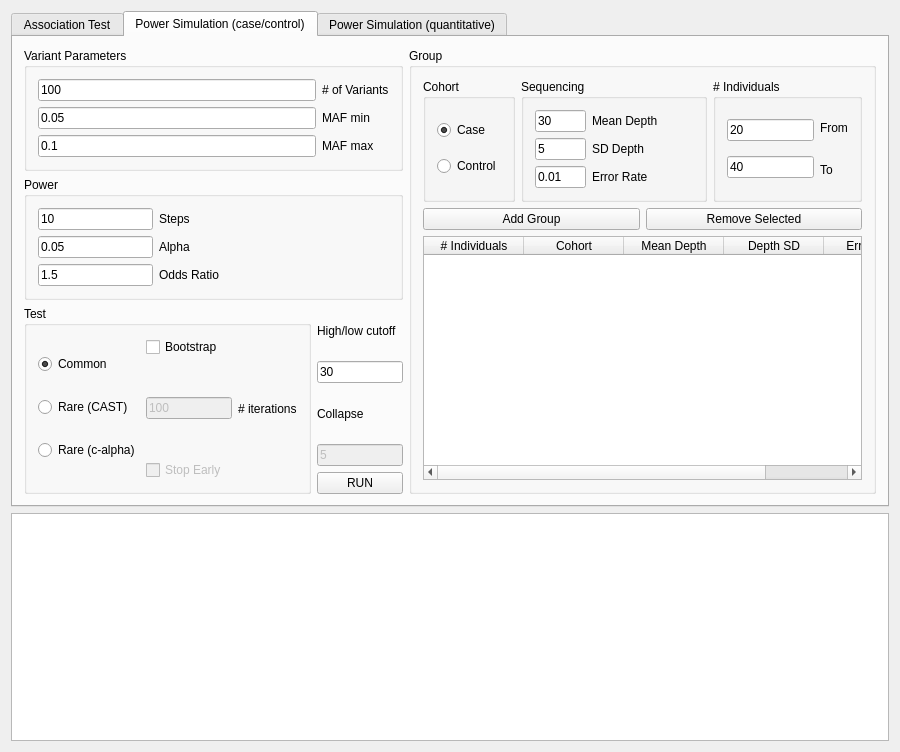
Qt form gui/ui/mainwindow.ui (ScottMastro/VikNGS) before a commit.
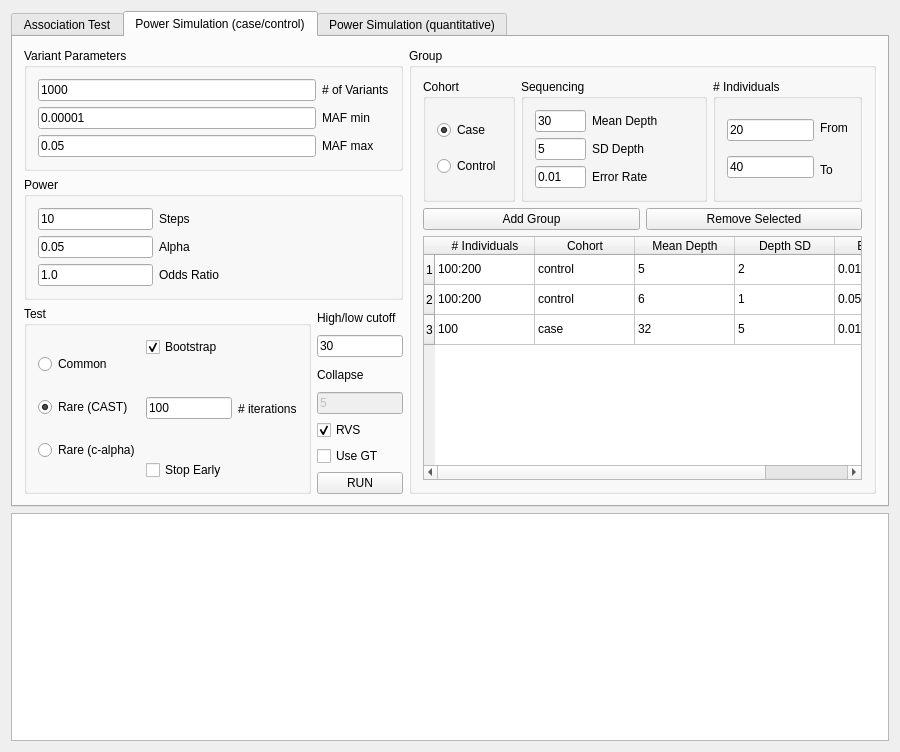
The same form after that commit. The open tabs and pages were chosen to show the change.

What changed in the file:
```diff
--- a/gui/ui/mainwindow.ui
+++ b/gui/ui/mainwindow.ui
@@ -567,7 +567,7 @@
                  <item>
                   <widget class="QLineEdit" name="sim_oddsRatioTxt">
                    <property name="text">
-                    <string>1.5</string>
+                    <string>1.0</string>
                    </property>
                   </widget>
                  </item>
@@ -621,21 +621,21 @@
                  <item>
                   <widget class="QLineEdit" name="sim_variantSizeTxt">
                    <property name="text">
-                    <string>100</string>
+                    <string>1000</string>
                    </property>
                   </widget>
                  </item>
                  <item>
                   <widget class="QLineEdit" name="sim_variantMafMinTxt">
                    <property name="text">
-                    <string>0.05</string>
+                    <string>0.00001</string>
                    </property>
                   </widget>
                  </item>
                  <item>
                   <widget class="QLineEdit" name="sim_variantMafMaxTxt">
                    <property name="text">
-                    <string>0.1</string>
+                    <string>0.05</string>
                    </property>
                   </widget>
                  </item>
@@ -696,7 +696,7 @@
                     <string>Common</string>
                    </property>
                    <property name="checked">
-                    <bool>true</bool>
+                    <bool>false</bool>
                    </property>
                   </widget>
                  </item>
@@ -705,6 +705,9 @@
                    <property name="text">
                     <string>Rare (CAST)</string>
                    </property>
+                   <property name="checked">
+                    <bool>true</bool>
+                   </property>
                   </widget>
                  </item>
                  <item>
@@ -723,6 +726,9 @@
                    <property name="text">
                     <string>Bootstrap</string>
                    </property>
+                   <property name="checked">
+                    <bool>true</bool>
+                   </property>
                   </widget>
                  </item>
                  <item>
@@ -730,7 +736,7 @@
                    <item>
                     <widget class="QLineEdit" name="sim_testBootTxt">
                      <property name="enabled">
-                      <bool>false</bool>
+                      <bool>true</bool>
                      </property>
                      <property name="text">
                       <string>100</string>
@@ -749,7 +755,7 @@
                  <item>
                   <widget class="QCheckBox" name="sim_testStopChk">
                    <property name="enabled">
-                    <bool>false</bool>
+                    <bool>true</bool>
                    </property>
                    <property name="text">
                     <string>Stop Early</string>
@@ -797,6 +803,23 @@
                 </property>
                </widget>
               </item>
+              <item>
+               <widget class="QCheckBox" name="sim_rvsChk">
+                <property name="text">
+                 <string>RVS</string>
+                </property>
+                <property name="checked">
+                 <bool>true</bool>
+                </property>
+               </widget>
+              </item>
+              <item>
+               <widget class="QCheckBox" name="sim_gtChk">
+                <property name="text">
+                 <string>Use GT</string>
+                </property>
+               </widget>
+              </item>
               <item>
                <widget class="QPushButton" name="sim_runBtn">
                 <property name="text">
@@ -1011,6 +1034,21 @@
                <attribute name="verticalHeaderStretchLastSection">
                 <bool>false</bool>
                </attribute>
+               <row>
+                <property name="text">
+                 <string>1</string>
+                </property>
+               </row>
+               <row>
+                <property name="text">
+                 <string>2</string>
+                </property>
+               </row>
+               <row>
+                <property name="text">
+                 <string>3</string>
+                </property>
+               </row>
                <column>
                 <property name="text">
                  <string># Individuals</string>
@@ -1036,6 +1074,81 @@
                  <string>Error Rate</string>
                 </property>
                </column>
+               <item row="0" column="0">
+                <property name="text">
+                 <string>100:200</string>
+                </property>
+               </item>
+               <item row="0" column="1">
+                <property name="text">
+                 <string>control</string>
+                </property>
+               </item>
+               <item row="0" column="2">
+                <property name="text">
+                 <string>5</string>
+                </property>
+               </item>
+               <item row="0" column="3">
+                <property name="text">
+                 <string>2</string>
+                </property>
+               </item>
+               <item row="0" column="4">
+                <property name="text">
+                 <string>0.01</string>
+                </property>
+               </item>
+               <item row="1" column="0">
+                <property name="text">
+                 <string>100:200</string>
+                </property>
+               </item>
+               <item row="1" column="1">
+                <property name="text">
+                 <string>control</string>
+                </property>
+               </item>
+               <item row="1" column="2">
+                <property name="text">
+                 <string>6</string>
+                </property>
+               </item>
+               <item row="1" column="3">
+                <property name="text">
+                 <string>1</string>
+                </property>
+               </item>
+               <item row="1" column="4">
+                <property name="text">
+                 <string>0.05</string>
+                </property>
+               </item>
+               <item row="2" column="0">
+                <property name="text">
+                 <string>100</string>
+                </property>
+               </item>
+               <item row="2" column="1">
+                <property name="text">
+                 <string>case</string>
+                </property>
+               </item>
+               <item row="2" column="2">
+                <property name="text">
+                 <string>32</string>
+                </property>
+               </item>
+               <item row="2" column="3">
+                <property name="text">
+                 <string>5</string>
+                </property>
+               </item>
+               <item row="2" column="4">
+                <property name="text">
+                 <string>0.01</string>
+                </property>
+               </item>
               </widget>
              </item>
             </layout>
```
Left out of the diff: 26 changed lines with no effect on the pictures.
